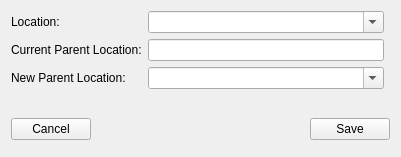
The window that GUI/uiFiles/Modify.ui (aumanimationstudios/Grantha) describes before a commit, drawn with Qt 5.
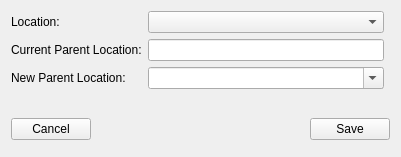
The same window after the commit.

```diff
--- a/GUI/uiFiles/Modify.ui
+++ b/GUI/uiFiles/Modify.ui
@@ -17,7 +17,7 @@
    <item row="0" column="1">
     <widget class="QComboBox" name="locationBox">
      <property name="editable">
-      <bool>true</bool>
+      <bool>false</bool>
      </property>
     </widget>
    </item>
```
Left out of the diff: 6 changed lines with no effect on the pictures.
